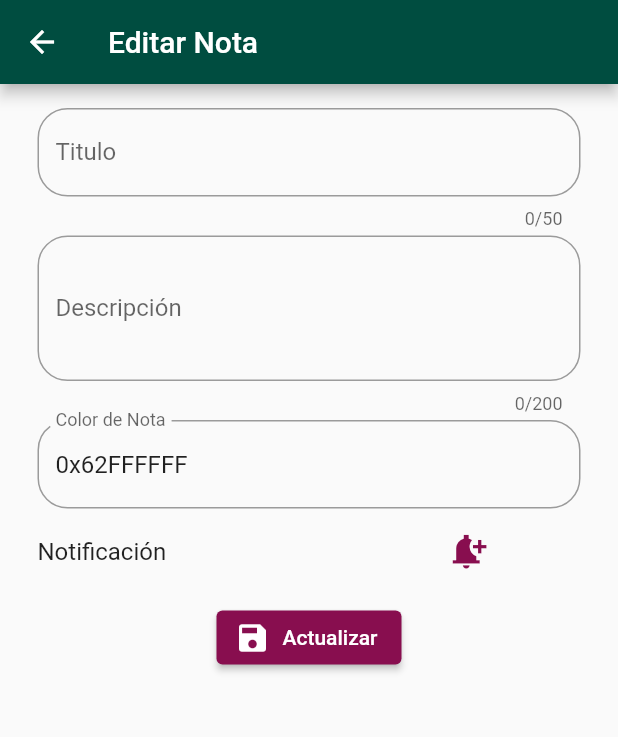
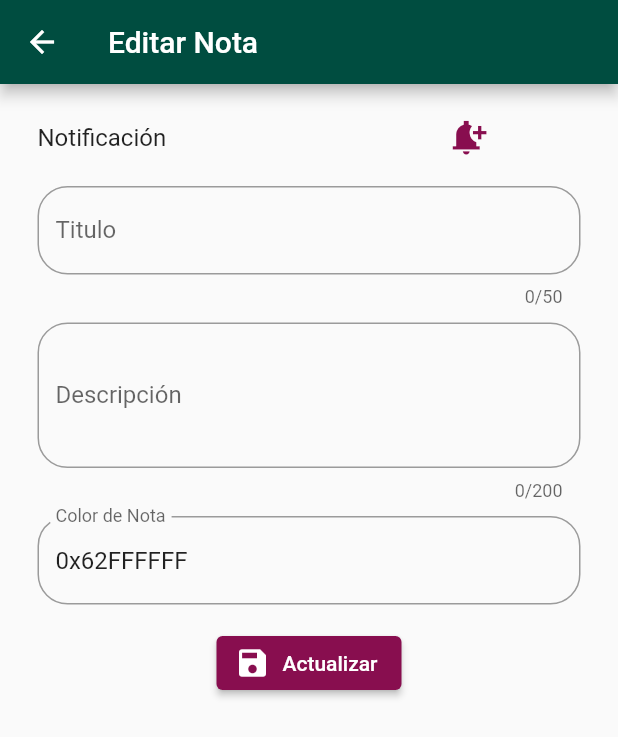
Before and after one commit to OmarAlejandro18/App-De-Flutter, a Flutter app: the EditarNota screen opened by its route, on a phone screen of 412 x 824 dp. Shown: the top 737 px of the screen. Run offline on Flutter 3.47's test engine with Material 2 defaults, Android fonts, the light colour scheme and no system bars; our stand-ins replace flutter_local_notifications, sqflite, timezone; missing offline and left inert: cron; accounts and stored records are empty.

Commit message:
subir proyecto

```diff
--- a/notasflutter/lib/home/editar_nota.dart
+++ b/notasflutter/lib/home/editar_nota.dart
@@ -67,21 +67,6 @@ class _Formulario extends StatelessWidget {
         child: SingleChildScrollView(
           child: Column(
             children: <Widget>[
-              const SizedBox(
-                height: 4,
-              ),
-              _formTitulo(),
-              const SizedBox(
-                height: 4,
-              ),
-              _formDescripcion(),
-              const SizedBox(
-                height: 4,
-              ),
-              _formColor(context),
-              const SizedBox(
-                height: 5,
-              ),
               Row(children: [
                 const Text(
                   "Notificación",
@@ -104,15 +89,20 @@ class _Formulario extends StatelessWidget {
                   autofocus: false,
                 ),
               ]),
-              /*
-              _formFecha(context),
               const SizedBox(
-                height: 7,
-                ),
-              _formHora(context)
-              ,*/
+                height: 8,
+              ),
+              _formTitulo(),
               const SizedBox(
-                height: 9,
+                height: 10,
+              ),
+              _formDescripcion(),
+              const SizedBox(
+                height: 10,
+              ),
+              _formColor(context),
+              const SizedBox(
+                height: 15,
               ),
               ElevatedButton.icon(
                 label: const Text("Actualizar"),
```
Also changed, not shown: notasflutter/lib/home/agregar_nota.dart (+14 -25 lines), notasflutter/lib/home/home_page.dart (+14 -36 lines), notasflutter/lib/main.dart (+0 -10 lines), 2 other files.
